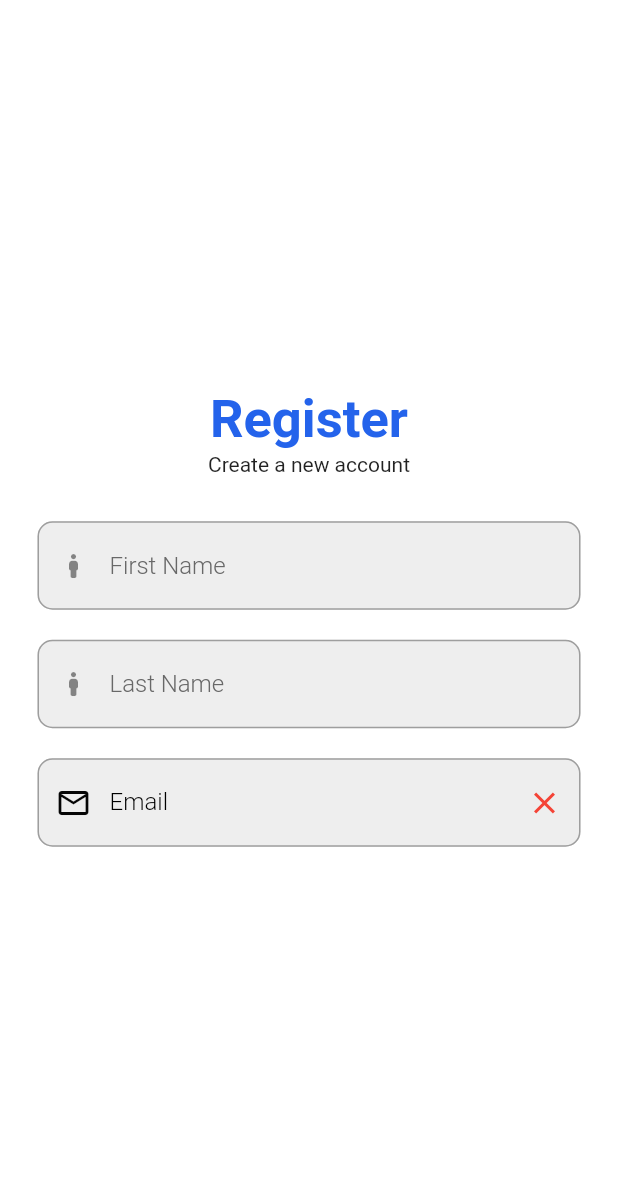
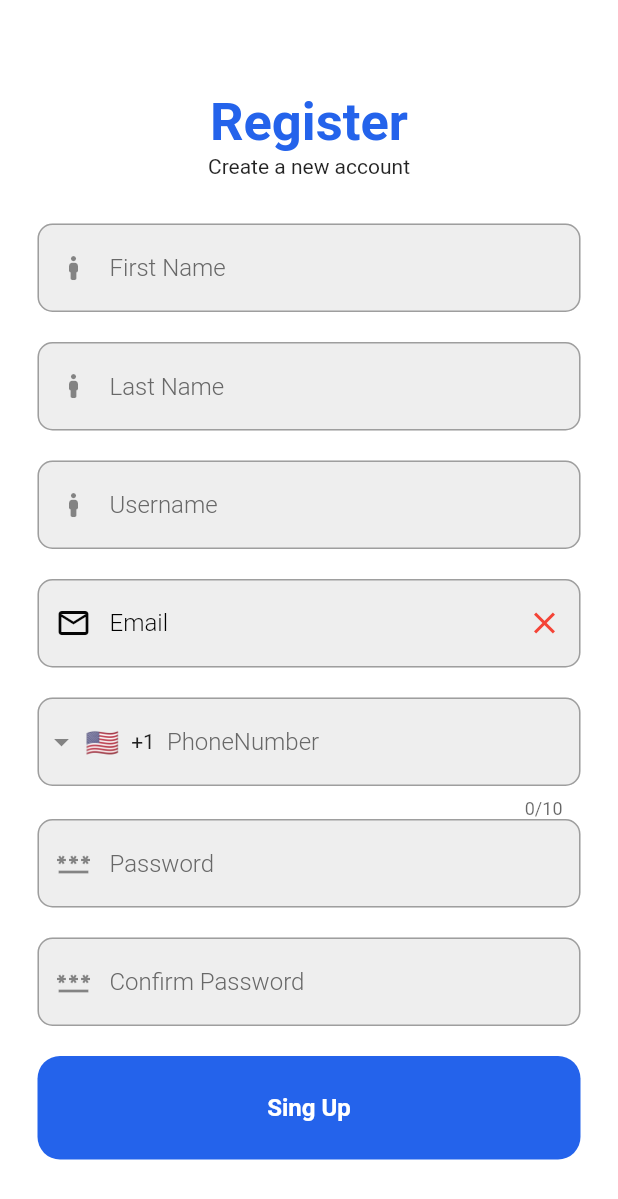
Before and after one commit to nevinduheshan/flutter-app, a Flutter app: the screen it shows after launch, on a phone screen of 412 x 824 dp. Shown: the top 1199 px of the screen. Run offline on Flutter 3.47's test engine with Material 2 defaults, Android fonts, the phone set to English and light mode, and no system bars; drawn by our look-alikes of intl_phone_field; our stand-ins replace get, hexcolor, validators.

```diff
--- a/lib/view/register.dart
+++ b/lib/view/register.dart
@@ -1,6 +1,8 @@
 import 'package:flutter/material.dart';
 import 'package:flutter_application_1/component/emailfield.dart';
 import 'package:flutter_application_1/component/my_textField.dart';
+import 'package:hexcolor/hexcolor.dart';
+import 'package:intl_phone_field/intl_phone_field.dart';
 
 class MyRegister extends StatelessWidget {
   final Function()? onTap;
@@ -8,6 +10,9 @@ class MyRegister extends StatelessWidget {
 
   final firstnameController = TextEditingController();
   final lastnameController = TextEditingController();
+  final usernameController = TextEditingController();
+  final passwordcontroller = TextEditingController();
+  final confirmpasswordcontroller = TextEditingController();
 
   @override
   Widget build(BuildContext context) {
@@ -18,7 +23,7 @@ class MyRegister extends StatelessWidget {
           child: Column(
             mainAxisAlignment: MainAxisAlignment.center,
             children: [
-              const SizedBox(height: 20),
+              const SizedBox(height: 10),
               const Text(
                 'Register',
                 style: TextStyle(
@@ -50,10 +55,83 @@ class MyRegister extends StatelessWidget {
                 prefixIcon: const Icon(Icons.boy_rounded),
               ),
               const SizedBox(height: 20),
+              //UserName
+              MyTextField(
+                controller: usernameController,
+                hintText: 'Username',
+                obscureText: false,
+                prefixIcon: const Icon(Icons.boy_rounded),
+              ),
+              const SizedBox(height: 20),
               //Email Address
               const EmailField(),
               const SizedBox(height: 20),
               //Mobile Number
+              Padding(
+                padding: const EdgeInsets.symmetric(horizontal: 25.0),
+                child: IntlPhoneField(
+                  decoration: InputDecoration(
+                    enabledBorder: OutlineInputBorder(
+                      borderSide: const BorderSide(
+                        color: Colors.grey,
+                      ),
+                      borderRadius: BorderRadius.circular(10),
+                    ),
+                    focusedBorder: OutlineInputBorder(
+                      borderSide: const BorderSide(
+                        color: Color.fromARGB(255, 36, 99, 235),
+                        width: 2,
+                      ),
+                      borderRadius: BorderRadius.circular(15),
+                    ),
+                    fillColor: Colors.grey[200],
+                    filled: true,
+                    hintText: 'PhoneNumber',
+                    hintStyle: const TextStyle(
+                      color: Color.fromARGB(255, 104, 104, 104),
+                      fontWeight: FontWeight.w300,
+                    ),
+                  ),
+                ),
+              ),
+              //password
+              MyTextField(
+                controller: passwordcontroller,
+                hintText: 'Password',
+                obscureText: true,
+                prefixIcon: const Icon(Icons.password),
+              ),
+              const SizedBox(height: 20),
+              //confirm password
+              MyTextField(
+                controller: confirmpasswordcontroller,
+                hintText: 'Confirm Password',
+                obscureText: true,
+                prefixIcon: const Icon(Icons.password),
+              ),
+              const SizedBox(height: 20),
+              //Sing Up Button
+              GestureDetector(
+                onTap: onTap,
+                child: Container(
+                  padding: const EdgeInsets.all(25),
+                  margin: const EdgeInsets.symmetric(horizontal: 25),
+                  decoration: BoxDecoration(
+                    color: HexColor('#2463EB'),
+                    borderRadius: BorderRadius.circular(15),
+                  ),
+                  child: const Center(
+                    child: Text(
+                      'Sing Up',
+                      style: TextStyle(
+                        color: Colors.white,
+                        fontWeight: FontWeight.bold,
+                        fontSize: 16,
+                      ),
+                    ),
+                  ),
+                ),
+              ),
             ],
           ),
         ),
```
